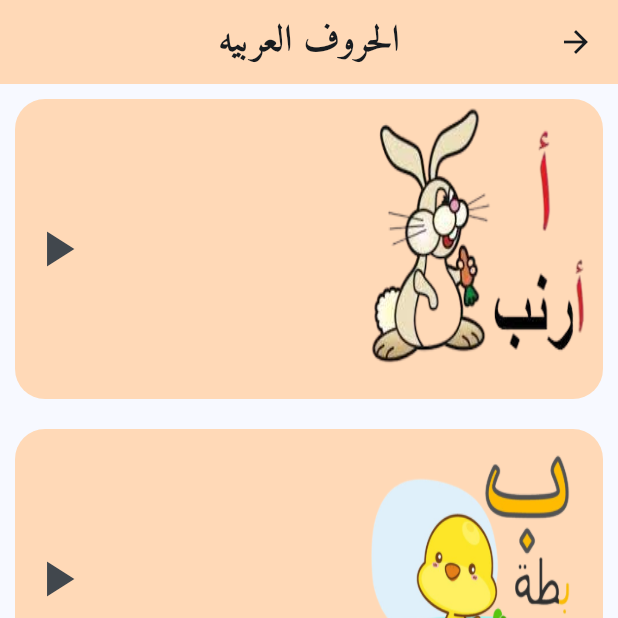
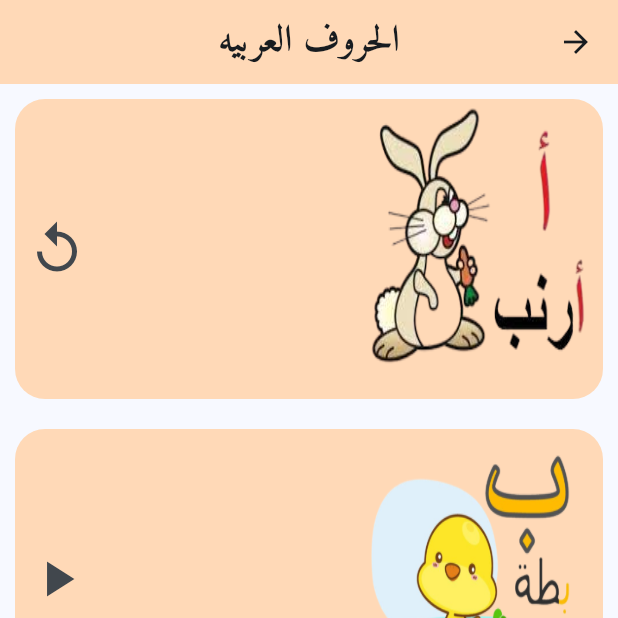
Before and after one commit to Mousa-alaaldeen/learning, a Flutter app: the LetterScreen screen opened directly, after a tap on the "play arrow" icon, on a phone screen of 412 x 824 dp, the top half of it. Run offline on Flutter 3.47's test engine with Material 2 defaults, Android fonts, the light colour scheme and no system bars; our stand-ins replace audioplayers, flutter_staggered_animations, flutter_tts, lottie; missing offline and left inert: flutter_drawing_board, translator.

Commit message:
end Letter ar Screen

```diff
--- a/lib/component/app_audio.dart
+++ b/lib/component/app_audio.dart
@@ -52,7 +52,7 @@ class AppOudio {
   static const String ar18 = 'audio/letter_ar/18.mp3';
   static const String ar19 = 'audio/letter_ar/19.mp3';
   static const String ar20 = 'audio/letter_ar/20.mp3';
-  static const String ar21 = 'audio/letter_ar/2.mp3';
+  static const String ar21 = 'audio/letter_ar/21.mp3';
   static const String ar22 = 'audio/letter_ar/22.mp3';
   static const String ar23 = 'audio/letter_ar/23.mp3';
   static const String ar24 = 'audio/letter_ar/24.mp3';
--- a/lib/component/app_images.dart
+++ b/lib/component/app_images.dart
@@ -23,20 +23,20 @@ class AppImages {
   static const String flower = 'assets/images/flower.png';
   static const String hour = 'assets/images/hour.png';
   static const String sun = 'assets/images/sun.png';
-  static const String hawk = 'assets/images/hawk.png';
-  static const String frog = 'assets/images/frog.png';
+  static const String Hunter = 'assets/images/Hunter.png';
+  static const String officer = 'assets/images/officer.png';
   static const String child = 'assets/images/child.png';
   static const String nail = 'assets/images/nail.png';
   static const String EYE = 'assets/images/eye.png';
-  static const String forest = 'assets/images/forest.png';
+  static const String GAR = 'assets/images/gar.png';
   static const String elephant = 'assets/images/elephant.png';
   static const String moon = 'assets/images/moon.png';
-  static const String book = 'assets/images/book.png';
-  static const String Lemon = 'assets/images/Lemon.png';
+  static const String dog = 'assets/images/dog1.png';
+  static const String meat = 'assets/images/meat.png';
   static const String Mosque = 'assets/images/Mosque.png';
-  static const String star = 'assets/images/star.png';
-  static const String Hoopoe = 'assets/images/Hoopoe.png';
-  static const String flower1 = 'assets/images/flower1.png';
+  static const String river = 'assets/images/river.png';
+  static const String pyramid = 'assets/images/pyramid.png';
+  static const String Face = 'assets/images/Face.png';
   static const String hand = 'assets/images/hand.png';
   static const String one =
       'assets/images/numbers/number_one-removebg-preview.png';
--- a/lib/component/widget/build_list_tile.dart
+++ b/lib/component/widget/build_list_tile.dart
@@ -9,12 +9,14 @@ class BuildListTile extends StatelessWidget {
   final String images;
   final String title;
   final Function()? url;
+  final IconData icon;
   const BuildListTile({
     Key? key,
     this.url,
     required this.subtitle,
     required this.images,
     required this.title,
+    required this.icon,
   }) : super(key: key);
 
   @override
@@ -48,7 +50,7 @@ class BuildListTile extends StatelessWidget {
           Spacer(),
           IconButton(
             icon: Icon(
-              Icons.play_arrow,
+              icon,
               size: 40,
             ),
             onPressed: url,
--- a/lib/screen/letter/letter_en_screen.dart
+++ b/lib/screen/letter/letter_en_screen.dart
@@ -42,6 +42,8 @@ class _NumberScreenState extends State<LetterEnScreen> {
     NumberModel('url', 'asset/images/number.png', 'Z', 'Zucchini'),
   ];
 
+  int selectedAnimalIndex = -1;
+
   @override
   Widget build(BuildContext context) {
     return Scaffold(
@@ -80,6 +82,9 @@ class _NumberScreenState extends State<LetterEnScreen> {
                       ),
                       margin: EdgeInsets.all(10),
                       child: BuildListTile(
+                        icon: selectedAnimalIndex == index
+                          ? Icons.replay
+                          : Icons.play_arrow,
                         subtitle: letter[index].subtitle,
                         images: letter[index].images,
                         title: letter[index].title,
--- a/lib/screen/letter/letter_screen.dart
+++ b/lib/screen/letter/letter_screen.dart
@@ -31,22 +31,23 @@ class _NumberScreenState extends State<LetterScreen> {
     NumberModel(AppOudio.ar11, AppImages.flower, 'ز', 'زرافة'),
     NumberModel(AppOudio.ar12, AppImages.hour, 'س', 'سمكة'),
     NumberModel(AppOudio.ar13, AppImages.sun, 'ش', 'شمس'),
-    NumberModel(AppOudio.ar14, AppImages.hawk, 'ص', 'صقر'),
-    NumberModel(AppOudio.ar15, AppImages.frog, 'ض', 'ضفدع'),
+    NumberModel(AppOudio.ar14, AppImages.Hunter, 'ص', 'صقر'),
+    NumberModel(AppOudio.ar15, AppImages.officer, 'ض', 'ضفدع'),
     NumberModel(AppOudio.ar16, AppImages.child, 'ط', 'طاووس'),
     NumberModel(AppOudio.ar17, AppImages.nail, 'ظ', 'ظبي'),
     NumberModel(AppOudio.ar18, AppImages.EYE, 'ع', 'عقرب'),
-    NumberModel(AppOudio.ar19, AppImages.forest, 'غ', 'غزال'),
+    NumberModel(AppOudio.ar19, AppImages.GAR, 'غ', 'غزال'),
     NumberModel(AppOudio.ar20, AppImages.elephant, 'ف', 'فيل'),
     NumberModel(AppOudio.ar21, AppImages.moon, 'ق', 'قرد'),
-    NumberModel(AppOudio.ar22, AppImages.book, 'ك', 'كلب'),
-    NumberModel(AppOudio.ar23, AppImages.Lemon, 'ل', 'ليمور'),
+    NumberModel(AppOudio.ar22, AppImages.dog, 'ك', 'كلب'),
+    NumberModel(AppOudio.ar23, AppImages.meat, 'ل', 'ليمور'),
     NumberModel(AppOudio.ar24, AppImages.Mosque, 'م', 'ماعز'),
-    NumberModel(AppOudio.ar25, AppImages.star, 'ن', 'نمر'),
-    NumberModel(AppOudio.ar26, AppImages.Hoopoe, 'ه', 'هدهد'),
-    NumberModel(AppOudio.ar27, AppImages.flower1, 'و', 'وحيد القرن'),
+    NumberModel(AppOudio.ar25, AppImages.river, 'ن', 'نمر'),
+    NumberModel(AppOudio.ar26, AppImages.pyramid, 'ه', 'هدهد'),
+    NumberModel(AppOudio.ar27, AppImages.Face, 'و', 'وحيد القرن'),
     NumberModel(AppOudio.ar28, AppImages.hand, 'ي', 'يعسوب'),
   ];
+  int selectedAnimalIndex = -1;
   final player = AudioPlayer();
   @override
   Widget build(BuildContext context) {
@@ -88,11 +89,17 @@ class _NumberScreenState extends State<LetterScreen> {
                       title: '', //letter[index].title,
 
                       url: () async {
+                        setState(() {
+                          selectedAnimalIndex = index;
+                        });
                         if (player.state == PlayerState.playing) {
                           await player.stop();
                         }
                         await player.play(AssetSource(letter[index].oudio!));
                       },
+                      icon: selectedAnimalIndex == index
+                          ? Icons.replay
+                          : Icons.play_arrow,
                     ),
                   ),
                 ),
@@ -103,4 +110,10 @@ class _NumberScreenState extends State<LetterScreen> {
       ),
     );
   }
+
+  @override
+  void dispose() {
+    player.stop();
+    super.dispose();
+  }
 }
--- a/lib/screen/number/number_en_screen.dart
+++ b/lib/screen/number/number_en_screen.dart
@@ -16,17 +16,19 @@ class NumberEnScreen extends StatefulWidget {
 
 class _NumberEnScreenState extends State<NumberEnScreen> {
   final List<NumberModel> numbers = [
-    NumberModel('',AppImages.one, '1', 'one'),
-    NumberModel('',AppImages.tow, '2', 'two'),
-    NumberModel('',AppImages.three, '3', 'three'),
-    NumberModel('',AppImages.four,'4', 'four'),
-    NumberModel('',AppImages.five, '5', 'five'),
-    NumberModel('',AppImages.six, '6', 'six'),
-    NumberModel('',AppImages.seven, '7', 'seven'),
-    NumberModel('',AppImages.eigth, '8', 'eight'),
-    NumberModel('',AppImages.nine, '9', 'nine'),
-    NumberModel('',AppImages.ten, '10', 'ten'),
+    NumberModel('', AppImages.one, '1', 'one'),
+    NumberModel('', AppImages.tow, '2', 'two'),
+    NumberModel('', AppImages.three, '3', 'three'),
+    NumberModel('', AppImages.four, '4', 'four'),
+    NumberModel('', AppImages.five, '5', 'five'),
+    NumberModel('', AppImages.six, '6', 'six'),
+    NumberModel('', AppImages.seven, '7', 'seven'),
+    NumberModel('', AppImages.eigth, '8', 'eight'),
+    NumberModel('', AppImages.nine, '9', 'nine'),
+    NumberModel('', AppImages.ten, '10', 'ten'),
   ];
+
+  int selectedAnimalIndex = -1;
 
   @override
   Widget build(BuildContext context) {
@@ -63,7 +65,9 @@ class _NumberEnScreenState extends State<NumberEnScreen> {
                     ),
                     margin: EdgeInsets.all(10),
                     child: BuildListTile(
-
+                      icon: selectedAnimalIndex == index
+                          ? Icons.replay
+                          : Icons.play_arrow,
                       subtitle: numbers[index].subtitle,
                       images: numbers[index].images,
                       title: numbers[index].title,
@@ -77,5 +81,4 @@ class _NumberEnScreenState extends State<NumberEnScreen> {
       ),
     );
   }
-
 }
--- a/lib/screen/number/number_screen.dart
+++ b/lib/screen/number/number_screen.dart
@@ -30,6 +30,8 @@ class _NumberScreenState extends State<NumberScreen> {
     NumberModel(AppOudio.TEN_AR, AppImages.ten, '١٠', 'عشرة'),
   ];
   final player = AudioPlayer();
+
+  int selectedAnimalIndex = -1;
 
   @override
   Widget build(BuildContext context) {
@@ -66,6 +68,9 @@ class _NumberScreenState extends State<NumberScreen> {
                     ),
                     margin: EdgeInsets.all(10),
                     child: BuildListTile(
+                      icon: selectedAnimalIndex == index
+                          ? Icons.replay
+                          : Icons.play_arrow,
                       subtitle: numbers[index].subtitle,
                       images: numbers[index].images,
                       title: numbers[index].title,
```
Also changed, not shown: assets/images/Face.png (added), assets/images/Hoopoe.png (deleted), assets/images/Hunter.png (added), assets/images/book.png (deleted), assets/images/dog1.png (added), assets/images/gar.png (added), assets/images/lion.png (deleted), assets/images/meat.png (added), assets/images/officer.png (added), assets/images/pyramid.png (added), assets/images/river.png (added), assets/images/star.png (deleted).
